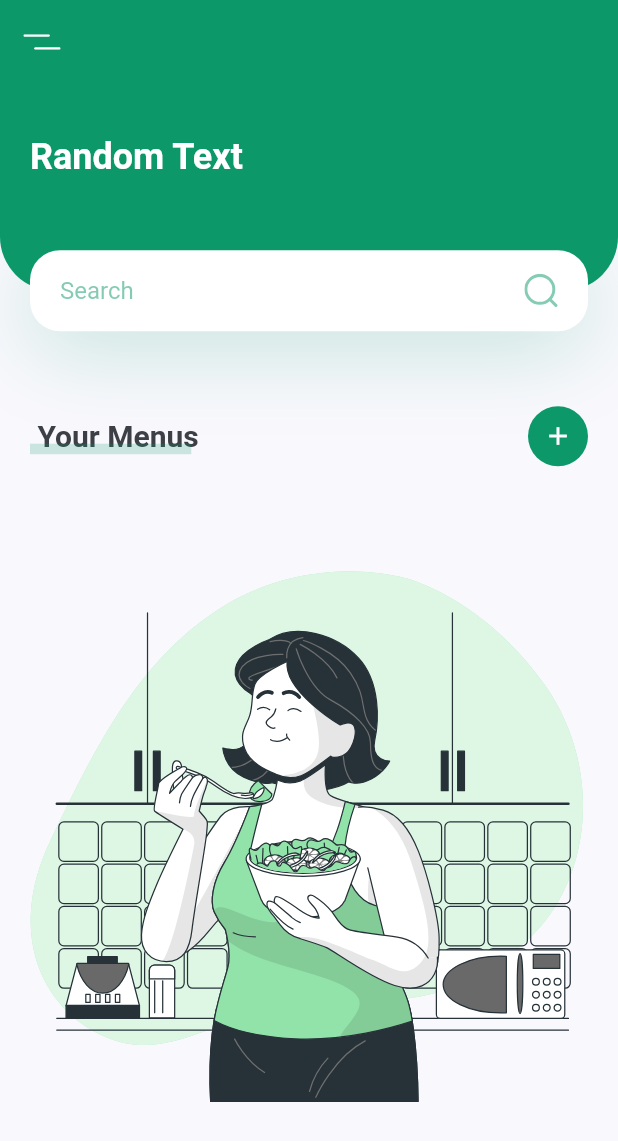
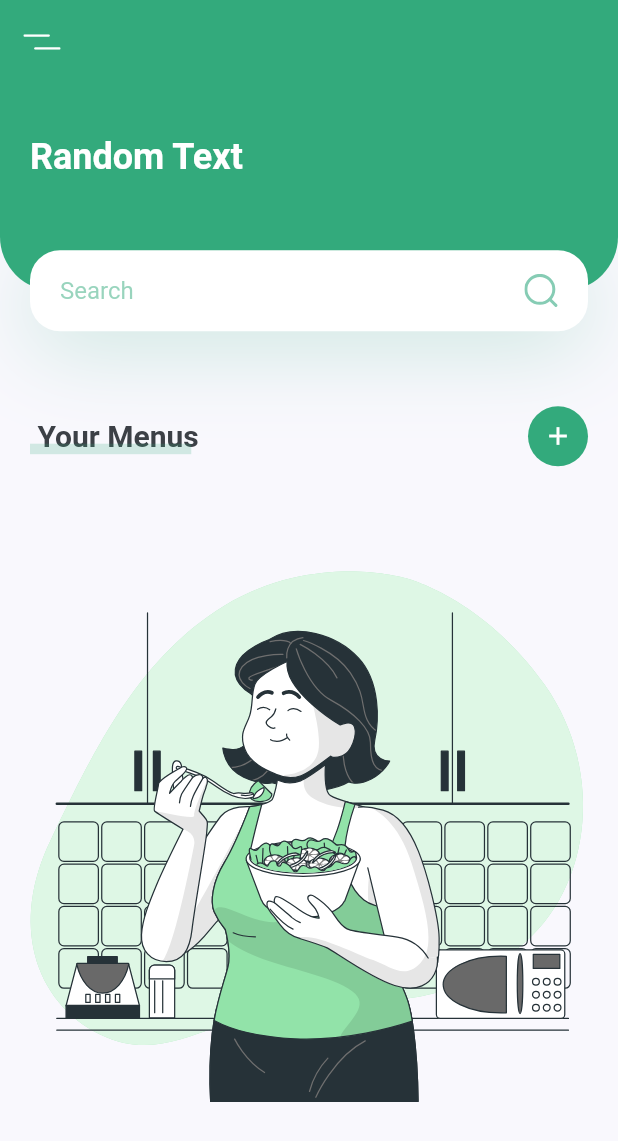
Before and after one commit to kddinev18/healthy-cross-mobile-application, a Flutter app: the screen it shows after launch, on a phone screen of 412 x 824 dp. Shown: the top 1141 px of the screen. Run offline on Flutter 3.47's test engine with Material 2 defaults, Android fonts, the phone set to English and light mode, and no system bars; our stand-ins replace flutter_svg.

Commit message:
Change the primary color

```diff
--- a/healthy_app/lib/constants.dart
+++ b/healthy_app/lib/constants.dart
@@ -1,8 +1,10 @@
 // @dart=2.9
 import 'package:flutter/material.dart';
 
-const kPrimaryColor = Color(0xFF0C9869);
+const kPrimaryColor = Color(0xFF33AA7C);
 const kTextColor = Color(0xFF3C4046);
 const kBackgroundColor = Color(0xFFF9F8FD);
 
 const double kDefaultPadding = 20.0;
+/*0xFF0C9869*/
+/*0xFF3FA1FA*/
```
Also changed, not shown: healthy_app/lib/screens/home/components/menu_container.dart (+9 -4 lines), healthy_app/assets/images/Eating healthy food-bro (1).svg (added).
